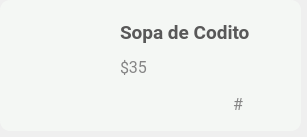
Old version of the form El-Patio/mesero/mesero_tarjeta_menu.ui in the repository MrDanielG/IHC-ElPatio.
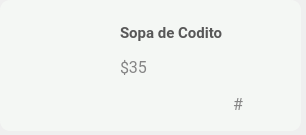
New version of the form. Icons and pictures are not drawn.

Commit message:
Catalogo Menu Listo
falta funcionalidad Tarjetas

The edit to the form file:
```diff
--- a/El-Patio/mesero/mesero_tarjeta_menu.ui
+++ b/El-Patio/mesero/mesero_tarjeta_menu.ui
@@ -6,10 +6,16 @@
    <rect>
     <x>0</x>
     <y>0</y>
-    <width>307</width>
-    <height>137</height>
+    <width>306</width>
+    <height>135</height>
    </rect>
   </property>
+  <property name="minimumSize">
+   <size>
+    <width>306</width>
+    <height>135</height>
+   </size>
+  </property>
   <property name="windowTitle">
    <string>Form</string>
   </property>
@@ -74,7 +80,7 @@
         <property name="font">
          <font>
           <family>Roboto</family>
-          <pointsize>14</pointsize>
+          <pointsize>11</pointsize>
           <weight>75</weight>
           <bold>true</bold>
          </font>
```
The commit also changes 1 other file.
